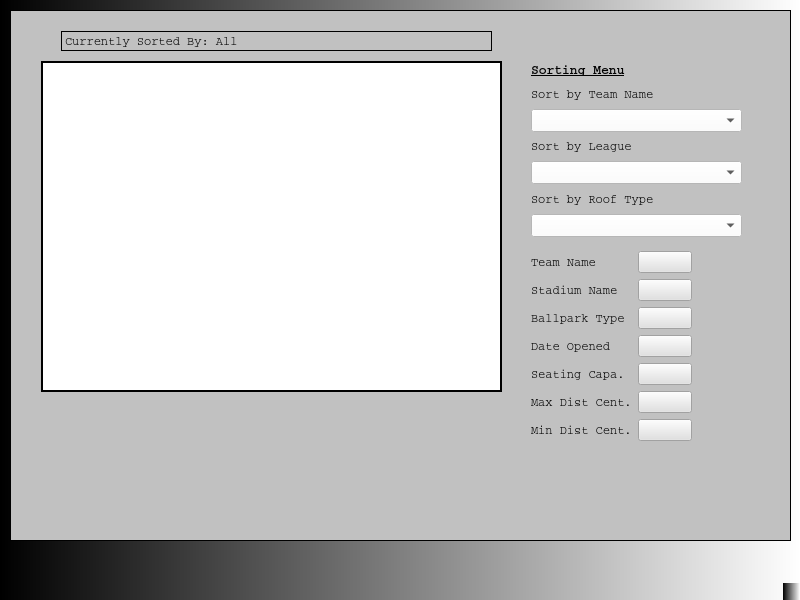
Old version of the form CS1D_Project_2/mainwindow.ui in the repository hicholasnu/Take-Me-Out-To-The-Ballgame.
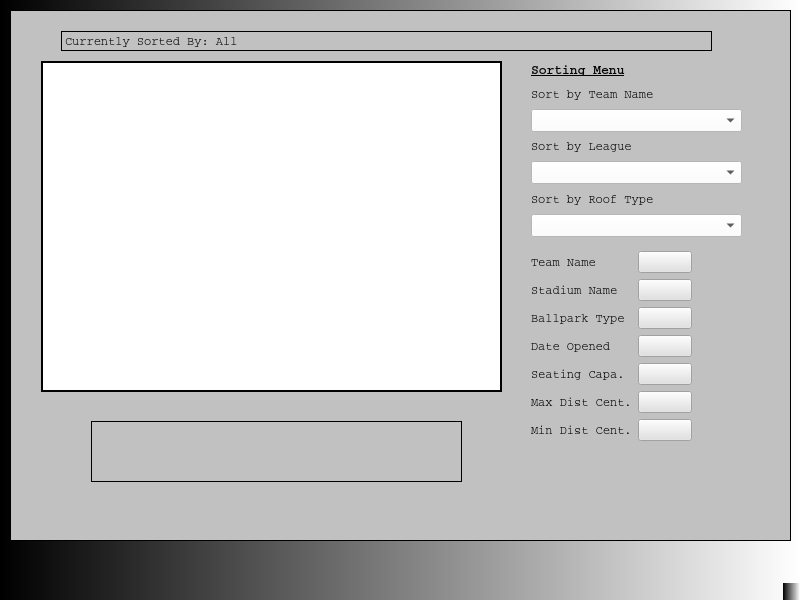
New version of the form.

```diff
--- a/CS1D_Project_2/mainwindow.ui
+++ b/CS1D_Project_2/mainwindow.ui
@@ -219,7 +219,7 @@
        <rect>
         <x>50</x>
         <y>20</y>
-        <width>431</width>
+        <width>651</width>
         <height>20</height>
        </rect>
       </property>
@@ -513,6 +513,28 @@
        </item>
       </layout>
      </widget>
+     <widget class="QLabel" name="labelAdditionalInfo">
+      <property name="geometry">
+       <rect>
+        <x>80</x>
+        <y>410</y>
+        <width>371</width>
+        <height>61</height>
+       </rect>
+      </property>
+      <property name="font">
+       <font>
+        <family>Courier</family>
+        <pointsize>10</pointsize>
+       </font>
+      </property>
+      <property name="frameShape">
+       <enum>QFrame::Box</enum>
+      </property>
+      <property name="text">
+       <string/>
+      </property>
+     </widget>
     </widget>
    </widget>
   </widget>
```
